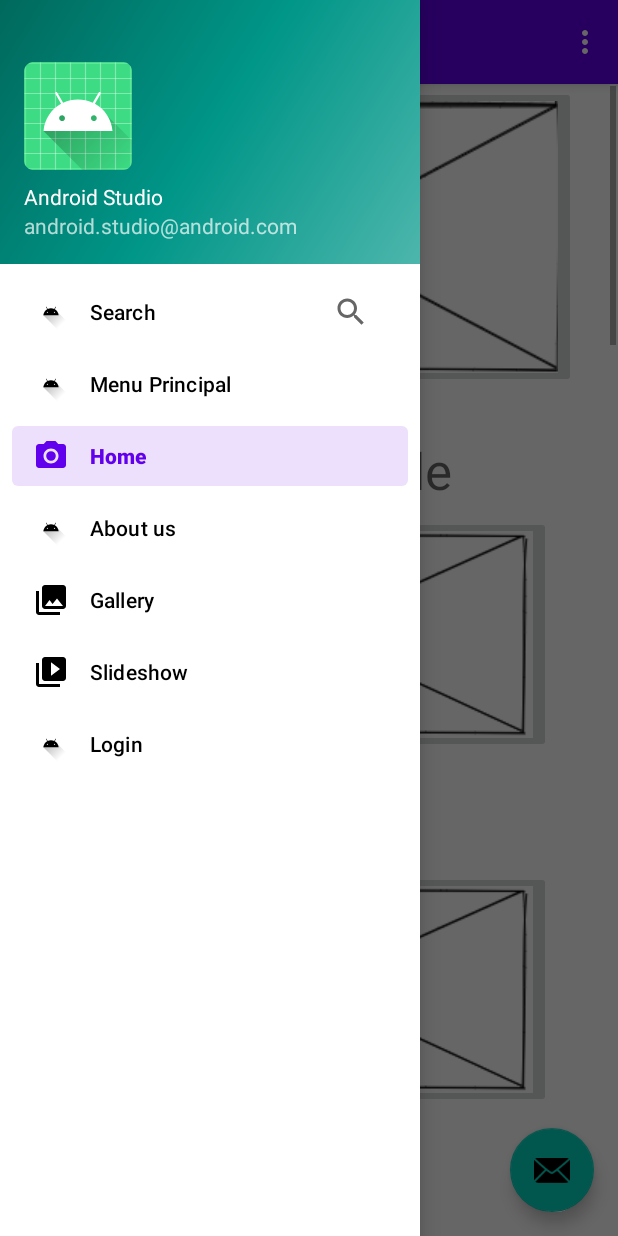
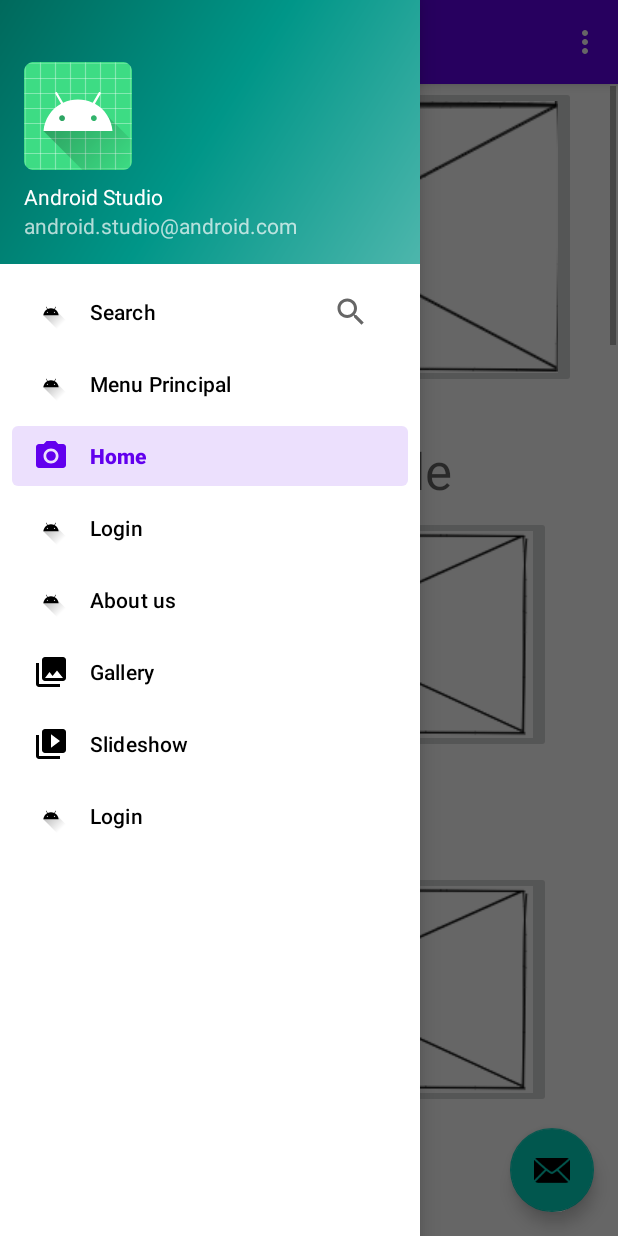
Before and after one commit to Javy018000/TuEmpleo, an Android app: the screen it shows after launch (MainActivity), with the side drawer open, on a phone screen of 412 x 824 dp. Run offline under Robolectric (Android 15) with nearby library versions, the phone set to English and light mode, and no system bars; our stand-ins replace navigation-ui.

Commit message:
Union Exitosa

```diff
--- a/app/src/main/res/menu/activity_main_drawer.xml
+++ b/app/src/main/res/menu/activity_main_drawer.xml
@@ -18,6 +18,10 @@
             android:id="@+id/nav_home"
             android:icon="@drawable/ic_menu_camera"
             android:title="@string/menu_home" />
+        <item
+            android:id="@+id/formulario"
+            android:icon="@drawable/ic_launcher_foreground"
+            android:title="Login" />
         <item
             android:id="@+id/aboutFragment"
             android:icon="@drawable/ic_launcher_foreground"
--- a/app/src/main/res/navigation/mobile_navigation.xml
+++ b/app/src/main/res/navigation/mobile_navigation.xml
@@ -38,4 +38,9 @@
         android:name="com.example.tuempleo.repertorio"
         android:label="fragment_repertorio"
         tools:layout="@layout/fragment_repertorio" />
+    <activity
+        android:id="@+id/formulario"
+        android:name="com.example.tuempleo.Formulario"
+        android:label="activity_formulario"
+        tools:layout="@layout/activity_formulario" />
 </navigation>
```
